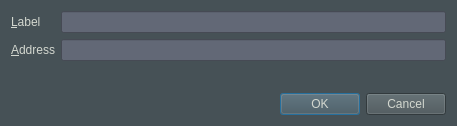
xCryptoCash/veles, file src/qt/forms/editaddressdialog.ui: the form before one commit.
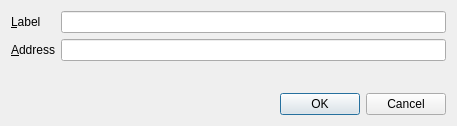
The form after the commit. Custom widgets are drawn as their Qt base class.

What changed in the file:
```diff
--- a/src/qt/forms/editaddressdialog.ui
+++ b/src/qt/forms/editaddressdialog.ui
@@ -13,11 +13,6 @@
   <property name="windowTitle">
    <string>Edit Address</string>
   </property>
-  <property name="styleSheet">
-   <string notr="true">background-color:rgb(70, 81, 86);
-color:rgb(211, 215, 207);
-font: 75 12pt &quot;Uroob&quot;;</string>
-  </property>
   <layout class="QVBoxLayout" name="verticalLayout">
    <item>
     <layout class="QFormLayout" name="formLayout">
@@ -39,11 +34,6 @@
        <property name="toolTip">
         <string>The label associated with this address list entry</string>
        </property>
-       <property name="styleSheet">
-        <string notr="true">background-color:rgb(98, 104, 118);
-color:rgb(211, 215, 207);
-font: 75 12pt &quot;Uroob&quot;;</string>
-       </property>
       </widget>
      </item>
      <item row="1" column="0">
@@ -61,11 +51,6 @@
        <property name="toolTip">
         <string>The address associated with this address list entry. This can only be modified for sending addresses.</string>
        </property>
-       <property name="styleSheet">
-        <string notr="true">background-color:rgb(98, 104, 118);
-color:rgb(211, 215, 207);
-font: 75 12pt &quot;Uroob&quot;;</string>
-       </property>
       </widget>
      </item>
     </layout>
```
